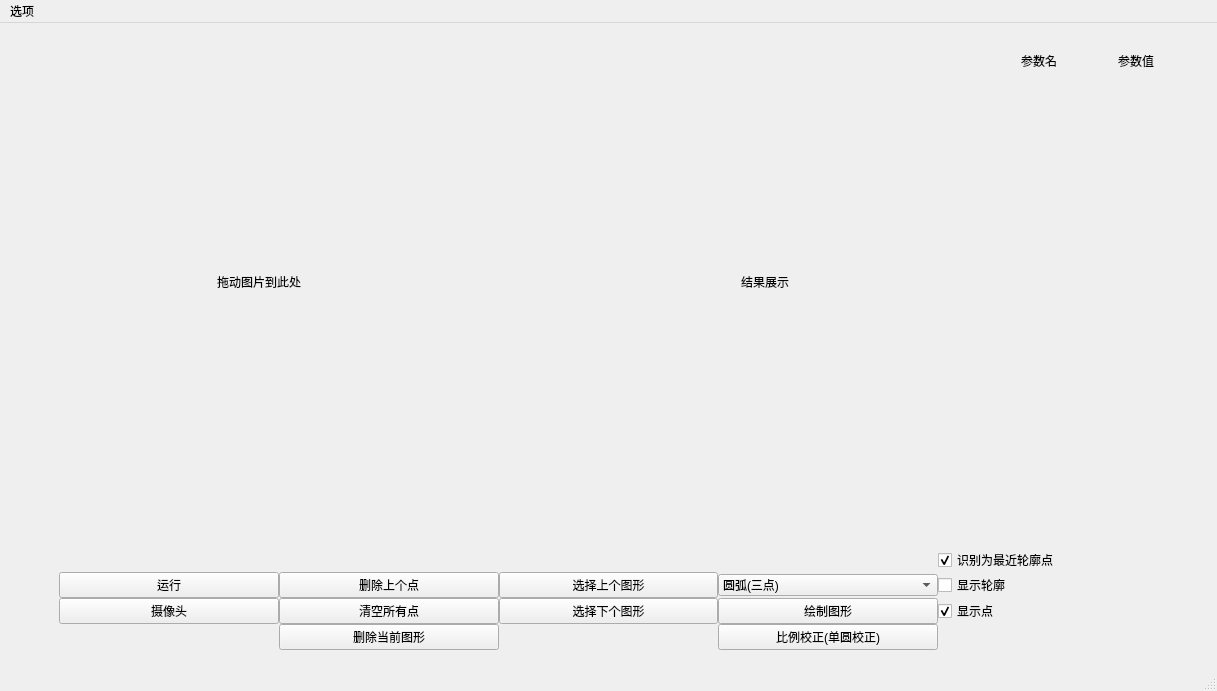
Above: mainwindow.ui from Xen39/GraduationDesign before the change. Below: the same form after it.
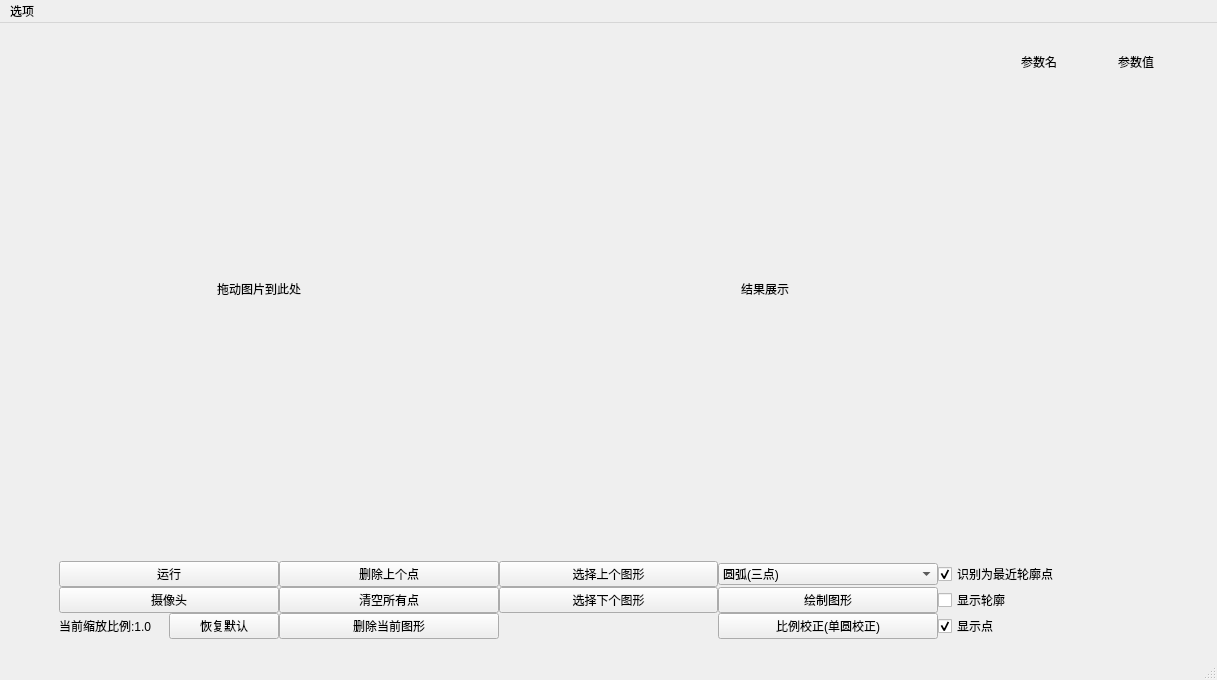
That is the form after the change. Custom widgets are drawn as their Qt base class.

Commit message: Added resize label & resize to default button

The edit to the form file:
```diff
--- a/mainwindow.ui
+++ b/mainwindow.ui
@@ -260,16 +260,6 @@
           </property>
          </widget>
         </item>
-        <item row="1" column="5">
-         <widget class="QCheckBox" name="toNearestContourPointCheckBox">
-          <property name="text">
-           <string>识别为最近轮廓点</string>
-          </property>
-          <property name="checked">
-           <bool>true</bool>
-          </property>
-         </widget>
-        </item>
         <item row="3" column="0">
          <widget class="QPushButton" name="runButton">
           <property name="text">
@@ -298,23 +288,6 @@
           </property>
          </widget>
         </item>
-        <item row="5" column="5">
-         <widget class="QCheckBox" name="showPointCheckBox">
-          <property name="text">
-           <string>显示点</string>
-          </property>
-          <property name="checked">
-           <bool>true</bool>
-          </property>
-         </widget>
-        </item>
-        <item row="3" column="5">
-         <widget class="QCheckBox" name="showContourCheckBox">
-          <property name="text">
-           <string>显示轮廓</string>
-          </property>
-         </widget>
-        </item>
         <item row="5" column="0">
          <widget class="QPushButton" name="cameraButton">
           <property name="text">
@@ -343,6 +316,51 @@
           </property>
          </widget>
         </item>
+        <item row="6" column="5">
+         <widget class="QCheckBox" name="showPointCheckBox">
+          <property name="text">
+           <string>显示点</string>
+          </property>
+          <property name="checked">
+           <bool>true</bool>
+          </property>
+         </widget>
+        </item>
+        <item row="5" column="5">
+         <widget class="QCheckBox" name="showContourCheckBox">
+          <property name="text">
+           <string>显示轮廓</string>
+          </property>
+         </widget>
+        </item>
+        <item row="3" column="5">
+         <widget class="QCheckBox" name="toNearestContourPointCheckBox">
+          <property name="text">
+           <string>识别为最近轮廓点</string>
+          </property>
+          <property name="checked">
+           <bool>true</bool>
+          </property>
+         </widget>
+        </item>
+        <item row="6" column="0">
+         <layout class="QHBoxLayout" name="horizontalLayout_3">
+          <item>
+           <widget class="QLabel" name="resizeLabel">
+            <property name="text">
+             <string>当前缩放比例:1.0</string>
+            </property>
+           </widget>
+          </item>
+          <item>
+           <widget class="QPushButton" name="resizeDefaultButton">
+            <property name="text">
+             <string>恢复默认</string>
+            </property>
+           </widget>
+          </item>
+         </layout>
+        </item>
        </layout>
       </item>
      </layout>
```
The commit also changes 2 other files.
